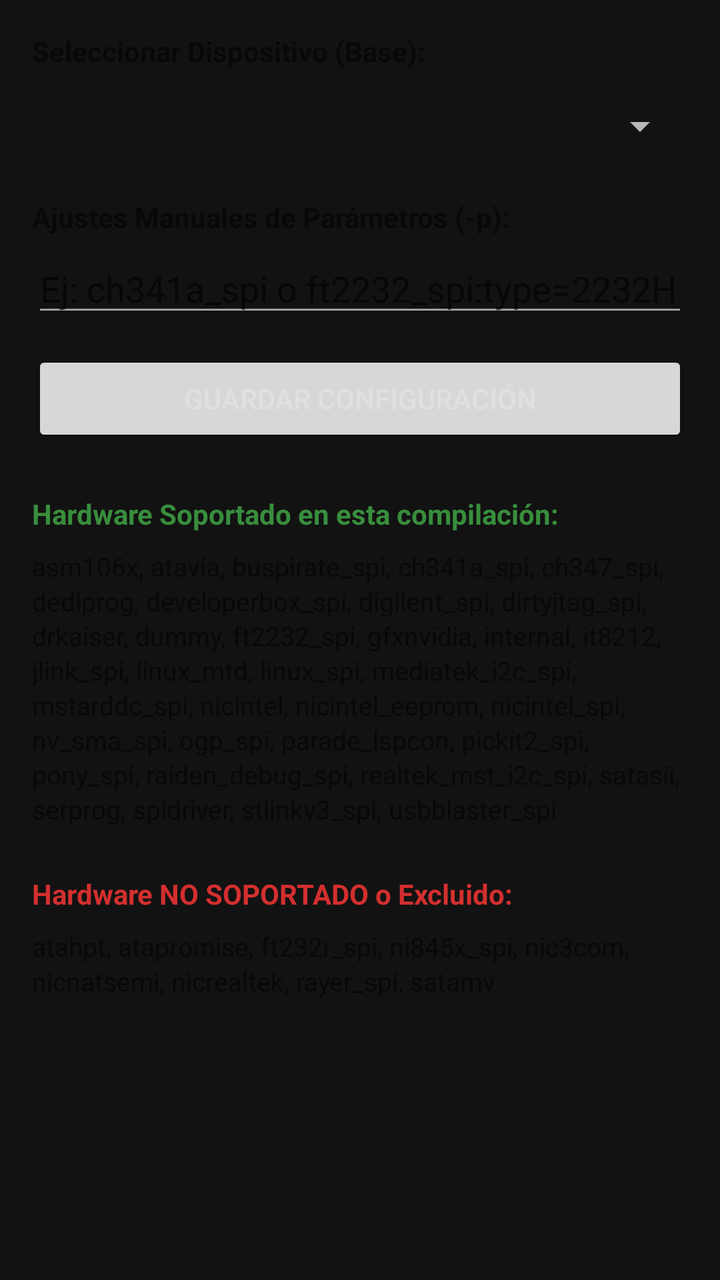
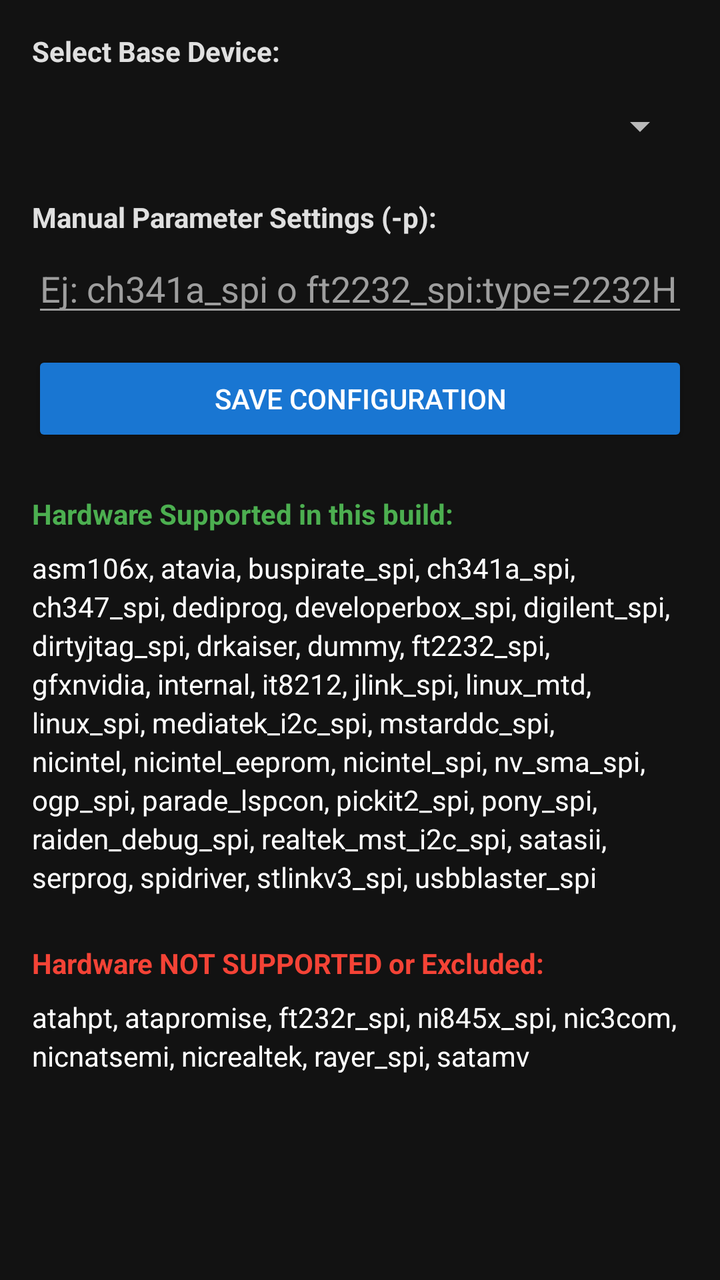

Before-and-after screenshots of an Android layout around one commit, followed by the original layout XML and the change that was made.
<!-- AndroidManifest.xml: application theme Theme.FlashEEPROMTool -->
<!-- res/layout/activity_programmer_settings.xml -->
<?xml version="1.0" encoding="utf-8"?>
<ScrollView xmlns:android="http://schemas.android.com/apk/res/android"
    android:layout_width="match_parent"
    android:layout_height="match_parent"
    android:padding="16dp">

    <LinearLayout
        android:layout_width="match_parent"
        android:layout_height="wrap_content"
        android:orientation="vertical">

        <TextView
            android:layout_width="match_parent"
            android:layout_height="wrap_content"
            android:text="@string/str_seleccionar_dis"
            android:textStyle="bold"
            android:textSize="14sp"
            android:layout_marginBottom="4dp" />

        <Spinner
            android:id="@+id/spinnerProgrammer"
            android:layout_width="match_parent"
            android:layout_height="48dp"
            android:layout_marginBottom="12dp"
            android:theme="@style/ThemeOverlay.AppCompat.Dark"
            android:popupTheme="@style/ThemeOverlay.AppCompat.Dark" />

        <TextView
            android:layout_width="match_parent"
            android:layout_height="wrap_content"
            android:text="@string/str_ajustes_manuale"
            android:textStyle="bold"
            android:textSize="14sp"
            android:layout_marginBottom="4dp" />

        <EditText
            android:id="@+id/etProgrammerParam"
            android:layout_width="match_parent"
            android:layout_height="wrap_content"
            android:inputType="text"
            android:hint="Ej: ch341a_spi o ft2232_spi:type=2232H"
            android:layout_marginBottom="12dp" />

        <Button
            android:id="@+id/btnSaveProgrammer"
            android:layout_width="match_parent"
            android:layout_height="wrap_content"
            android:text="@string/str_guardar_configu"
            android:layout_marginBottom="24dp" />

        <TextView
            android:layout_width="match_parent"
            android:layout_height="wrap_content"
            android:text="@string/str_hardware_soport"
            android:textColor="#388E3C"
            android:textStyle="bold"
            android:layout_marginBottom="8dp" />

        <TextView
            android:id="@+id/tvSupported"
            android:layout_width="match_parent"
            android:layout_height="wrap_content"
            android:text="@string/str_asm106x_atavia_"
            android:textSize="13sp"
            android:layout_marginBottom="24dp"
            android:lineSpacingExtra="2dp" />

        <TextView
            android:layout_width="match_parent"
            android:layout_height="wrap_content"
            android:text="@string/str_hardware_no_sop"
            android:textColor="#D32F2F"
            android:textStyle="bold"
            android:layout_marginBottom="8dp" />

        <TextView
            android:id="@+id/tvUnsupported"
            android:layout_width="match_parent"
            android:layout_height="wrap_content"
            android:text="@string/str_atahpt_atapromi"
            android:textSize="13sp"
            android:lineSpacingExtra="2dp"
            android:layout_marginBottom="16dp" />

    </LinearLayout>
</ScrollView>
<!-- resources referenced by this layout -->
<resources>
  <string name="str_ajustes_manuale">Ajustes Manuales de Parámetros (-p):</string>
  <string name="str_asm106x_atavia_">asm106x, atavia, buspirate_spi, ch341a_spi, ch347_spi, dediprog, developerbox_spi, digilent_spi, dirtyjtag_spi, drkaiser, dummy, ft2232_spi, gfxnvidia, internal, it8212, jlink_spi, linux_mtd, linux_spi, mediatek_i2c_spi, mstarddc_spi, nicintel, nicintel_eeprom, nicintel_spi, nv_sma_spi, ogp_spi, parade_lspcon, pickit2_spi, pony_spi, raiden_debug_spi, realtek_mst_i2c_spi, satasii, serprog, spidriver, stlinkv3_spi, usbblaster_spi</string>
  <string name="str_atahpt_atapromi">atahpt, atapromise, ft232r_spi, ni845x_spi, nic3com, nicnatsemi, nicrealtek, rayer_spi, satamv</string>
  <string name="str_guardar_configu">Guardar Configuración</string>
  <string name="str_hardware_no_sop">Hardware NO SOPORTADO o Excluido:</string>
  <string name="str_hardware_soport">Hardware Soportado en esta compilación:</string>
  <string name="str_seleccionar_dis">Seleccionar Dispositivo (Base):</string>
  <style name="Theme.FlashEEPROMTool" parent="Theme.MaterialComponents.DayNight.DarkActionBar">
          
          <item name="colorPrimary">@color/primary</item>
          <item name="colorPrimaryVariant">@color/primary_variant</item>
          <item name="colorOnPrimary">@color/white</item>
          <item name="colorSecondary">@color/secondary</item>
          <item name="colorSecondaryVariant">@color/secondary_variant</item>
          <item name="colorOnSecondary">@color/black</item>
  
          
          <item name="android:statusBarColor">@color/primary_variant</item>
          <item name="android:windowBackground">@color/background_dark</item>
          <item name="colorSurface">@color/surface_dark</item>
          <item name="colorOnSurface">@color/white</item>
          
          
          <item name="android:textColorPrimary">@color/text_primary</item>
          <item name="android:textColorSecondary">@color/text_secondary</item>
      </style>
  <color name="primary">#0277BD</color>
  <color name="primary_variant">#01579B</color>
  <color name="white">#FFFFFFFF</color>
  <color name="secondary">#00BFA5</color>
  <color name="secondary_variant">#00897B</color>
  <color name="black">#FF000000</color>
  <color name="background_dark">#121212</color>
  <color name="surface_dark">#1E1E1E</color>
  <color name="text_primary">#E0E0E0</color>
  <color name="text_secondary">#9E9E9E</color>
</resources>

<!-- the commit's change to res/layout/activity_programmer_settings.xml (unified diff, before → after) -->
@@ -1,7 +1,9 @@
 <?xml version="1.0" encoding="utf-8"?>
 <ScrollView xmlns:android="http://schemas.android.com/apk/res/android"
+    xmlns:app="http://schemas.android.com/apk/res-auto"
     android:layout_width="match_parent"
     android:layout_height="match_parent"
+    android:background="@color/background_dark"
     android:padding="16dp">
 
     <LinearLayout
@@ -13,6 +15,7 @@
             android:layout_width="match_parent"
             android:layout_height="wrap_content"
             android:text="@string/str_seleccionar_dis"
+            android:textColor="@color/text_primary"
             android:textStyle="bold"
             android:textSize="14sp"
             android:layout_marginBottom="4dp" />
@@ -29,6 +32,7 @@
             android:layout_width="match_parent"
             android:layout_height="wrap_content"
             android:text="@string/str_ajustes_manuale"
+            android:textColor="@color/text_primary"
             android:textStyle="bold"
             android:textSize="14sp"
             android:layout_marginBottom="4dp" />
@@ -38,6 +42,8 @@
             android:layout_width="match_parent"
             android:layout_height="wrap_content"
             android:inputType="text"
+            android:textColor="#FFFFFF"
+            android:textColorHint="#9E9E9E"
             android:hint="Ej: ch341a_spi o ft2232_spi:type=2232H"
             android:layout_marginBottom="12dp" />
 
@@ -46,13 +52,15 @@
             android:layout_width="match_parent"
             android:layout_height="wrap_content"
             android:text="@string/str_guardar_configu"
+            app:backgroundTint="@color/btn_tint_blue"
+            android:textColor="#FFFFFF"
             android:layout_marginBottom="24dp" />
 
         <TextView
             android:layout_width="match_parent"
             android:layout_height="wrap_content"
             android:text="@string/str_hardware_soport"
-            android:textColor="#388E3C"
+            android:textColor="#4CAF50"
             android:textStyle="bold"
             android:layout_marginBottom="8dp" />
 
@@ -61,15 +69,16 @@
             android:layout_width="match_parent"
             android:layout_height="wrap_content"
             android:text="@string/str_asm106x_atavia_"
-            android:textSize="13sp"
+            android:textColor="#FFFFFF"
+            android:textSize="14sp"
             android:layout_marginBottom="24dp"
-            android:lineSpacingExtra="2dp" />
+            android:lineSpacingExtra="3dp" />
 
         <TextView
             android:layout_width="match_parent"
             android:layout_height="wrap_content"
             android:text="@string/str_hardware_no_sop"
-            android:textColor="#D32F2F"
+            android:textColor="#F44336"
             android:textStyle="bold"
             android:layout_marginBottom="8dp" />
 
@@ -78,8 +87,9 @@
             android:layout_width="match_parent"
             android:layout_height="wrap_content"
             android:text="@string/str_atahpt_atapromi"
-            android:textSize="13sp"
-            android:lineSpacingExtra="2dp"
+            android:textColor="#FFFFFF"
+            android:textSize="14sp"
+            android:lineSpacingExtra="3dp"
             android:layout_marginBottom="16dp" />
 
     </LinearLayout>
<!-- resource entries referenced after the edit -->
@@ -1,12 +1,14 @@
 <!-- resources referenced by this layout -->
 <resources>
-  <string name="str_ajustes_manuale">Ajustes Manuales de Parámetros (-p):</string>
+  <color name="background_dark">#121212</color>
+  <color name="text_primary">#E0E0E0</color>
+  <string name="str_ajustes_manuale">Manual Parameter Settings (-p):</string>
   <string name="str_asm106x_atavia_">asm106x, atavia, buspirate_spi, ch341a_spi, ch347_spi, dediprog, developerbox_spi, digilent_spi, dirtyjtag_spi, drkaiser, dummy, ft2232_spi, gfxnvidia, internal, it8212, jlink_spi, linux_mtd, linux_spi, mediatek_i2c_spi, mstarddc_spi, nicintel, nicintel_eeprom, nicintel_spi, nv_sma_spi, ogp_spi, parade_lspcon, pickit2_spi, pony_spi, raiden_debug_spi, realtek_mst_i2c_spi, satasii, serprog, spidriver, stlinkv3_spi, usbblaster_spi</string>
   <string name="str_atahpt_atapromi">atahpt, atapromise, ft232r_spi, ni845x_spi, nic3com, nicnatsemi, nicrealtek, rayer_spi, satamv</string>
-  <string name="str_guardar_configu">Guardar Configuración</string>
-  <string name="str_hardware_no_sop">Hardware NO SOPORTADO o Excluido:</string>
-  <string name="str_hardware_soport">Hardware Soportado en esta compilación:</string>
-  <string name="str_seleccionar_dis">Seleccionar Dispositivo (Base):</string>
+  <string name="str_guardar_configu">Save Configuration</string>
+  <string name="str_hardware_no_sop">Hardware NOT SUPPORTED or Excluded:</string>
+  <string name="str_hardware_soport">Hardware Supported in this build:</string>
+  <string name="str_seleccionar_dis">Select Base Device:</string>
   <style name="Theme.FlashEEPROMTool" parent="Theme.MaterialComponents.DayNight.DarkActionBar">
           
           <item name="colorPrimary">@color/primary</item>
@@ -32,9 +34,7 @@
   <color name="secondary">#00BFA5</color>
   <color name="secondary_variant">#00897B</color>
   <color name="black">#FF000000</color>
-  <color name="background_dark">#121212</color>
   <color name="surface_dark">#1E1E1E</color>
-  <color name="text_primary">#E0E0E0</color>
   <color name="text_secondary">#9E9E9E</color>
 </resources>
 
